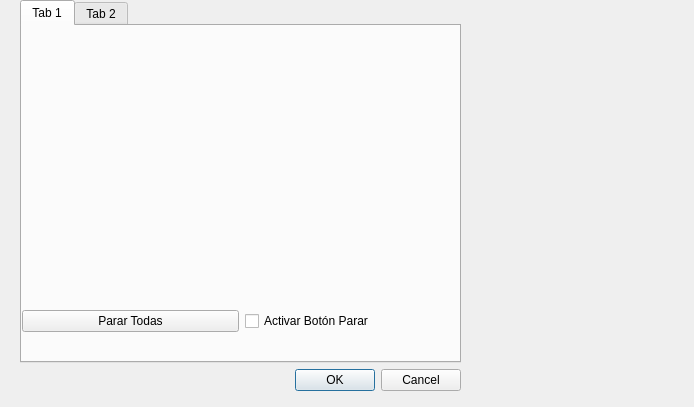
Before: the Qt Designer form 04_Bolas/dconfiguracionbola.ui in TheMakros12/interfaces, drawn with Qt 5.
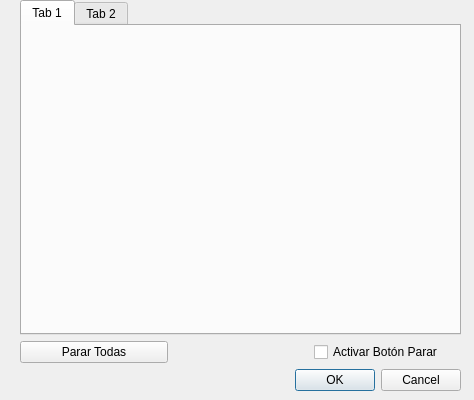
After: the same form once the commit is applied.

```diff
--- a/04_Bolas/dconfiguracionbola.ui
+++ b/04_Bolas/dconfiguracionbola.ui
@@ -6,14 +6,14 @@
    <rect>
     <x>0</x>
     <y>0</y>
-    <width>694</width>
-    <height>407</height>
+    <width>474</width>
+    <height>400</height>
    </rect>
   </property>
   <property name="windowTitle">
    <string>Dialog</string>
   </property>
-  <widget class="QWidget" name="">
+  <widget class="QWidget" name="layoutWidget">
    <property name="geometry">
     <rect>
      <x>20</x>
@@ -29,15 +29,15 @@
        <attribute name="title">
         <string>Tab 1</string>
        </attribute>
-       <widget class="QWidget" name="horizontalLayoutWidget">
-        <property name="geometry">
-         <rect>
-          <x>0</x>
-          <y>280</y>
-          <width>439</width>
-          <height>31</height>
-         </rect>
-        </property>
+      </widget>
+      <widget class="QWidget" name="tab_2">
+       <attribute name="title">
+        <string>Tab 2</string>
+       </attribute>
+      </widget>
+     </widget>
+    </item>
+    <item>
         <layout class="QHBoxLayout" name="horizontalLayout">
          <item>
           <widget class="QPushButton" name="btnPararTodas">
@@ -46,6 +46,22 @@
            </property>
           </widget>
          </item>
+      <item>
+       <spacer name="horizontalSpacer">
+        <property name="orientation">
+         <enum>Qt::Horizontal</enum>
+        </property>
+        <property name="sizeType">
+         <enum>QSizePolicy::Fixed</enum>
+        </property>
+        <property name="sizeHint" stdset="0">
+         <size>
+          <width>140</width>
+          <height>20</height>
+         </size>
+        </property>
+       </spacer>
+      </item>
          <item>
           <widget class="QCheckBox" name="cbActivarBotones">
            <property name="text">
@@ -54,14 +70,6 @@
           </widget>
          </item>
         </layout>
-       </widget>
-      </widget>
-      <widget class="QWidget" name="tab_2">
-       <attribute name="title">
-        <string>Tab 2</string>
-       </attribute>
-      </widget>
-     </widget>
     </item>
     <item>
      <widget class="QDialogButtonBox" name="buttonBox">
```
Lines whose indentation alone changed are shown as unchanged.
